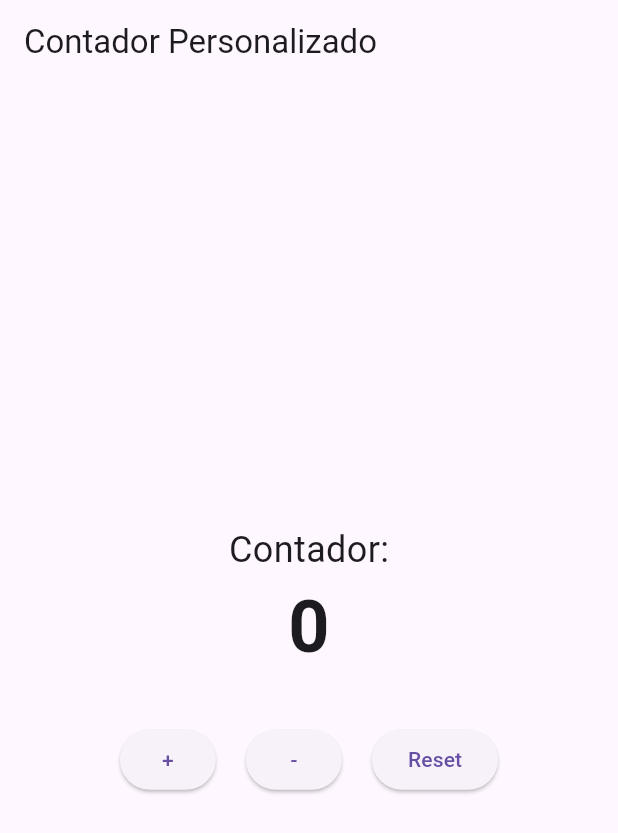
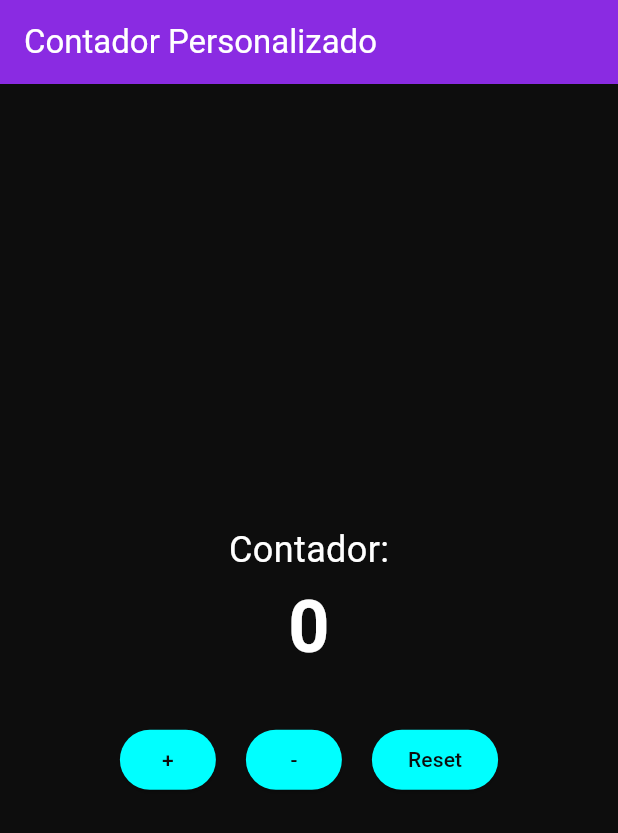
Before and after one commit to ning3n/contador_app, a Flutter app: the screen it shows after launch, on a phone screen of 412 x 824 dp. Shown: the top 833 px of the screen. Run offline on Flutter 3.47's test engine with Material 3 defaults, Android fonts, the phone set to English and light mode, and no system bars.

Commit message:
Added some styling to the app

```diff
--- a/lib/screens/contador_personalizado_screen.dart
+++ b/lib/screens/contador_personalizado_screen.dart
@@ -31,8 +31,11 @@ class _ContadorPersonalizado extends State<ContadorPersonalizado> {
   @override
   Widget build(BuildContext context) {
     return Scaffold(
+        backgroundColor: Color(0xFF0D0D0D),
         appBar: AppBar(
             title: Text('Contador Personalizado'),
+            backgroundColor: Color(0xFF8A2BE2),
+            foregroundColor: Colors.white,
         ),
         body: Center(
             child: Column(
@@ -40,21 +43,21 @@ class _ContadorPersonalizado extends State<ContadorPersonalizado> {
                 children: [
                     Text(
                         'Contador:',
-                        style: TextStyle(fontSize: 24),
+                        style: TextStyle(fontSize: 24, color: Colors.white),
                     ),
                     Text(
                         '$_contador',
-                        style: TextStyle(fontSize: 48, fontWeight: FontWeight.bold),
+                        style: TextStyle(fontSize: 48, fontWeight: FontWeight.bold, color: Colors.white),
                     ),
                     SizedBox(height: 30),
                     Row(
                         mainAxisAlignment: MainAxisAlignment.center,
                         children: [
-                            ElevatedButton(onPressed: _incrementar, child: Text('+')),
+                            ElevatedButton(onPressed: _incrementar, style: ElevatedButton.styleFrom(backgroundColor: Color(0xFF00FFFF), foregroundColor: Color(0xFF0D0D0D)), child: Text('+'),),
                             SizedBox(width: 20),
-                            ElevatedButton(onPressed: _decrementar, child: Text('-')),
+                            ElevatedButton(onPressed: _decrementar, style: ElevatedButton.styleFrom(backgroundColor: Color(0xFF00FFFF), foregroundColor: Color(0xFF0D0D0D)), child: Text('-')),
                             SizedBox(width: 20),
-                            ElevatedButton(onPressed: _resetear, child: Text('Reset')),
+                            ElevatedButton(onPressed: _resetear, style: ElevatedButton.styleFrom(backgroundColor: Color(0xFF00FFFF), foregroundColor: Color(0xFF0D0D0D)), child: Text('Reset')),
                         ],
                     )
                 ],
```
Also changed, not shown: lib/core/app_colors.dart (added).
